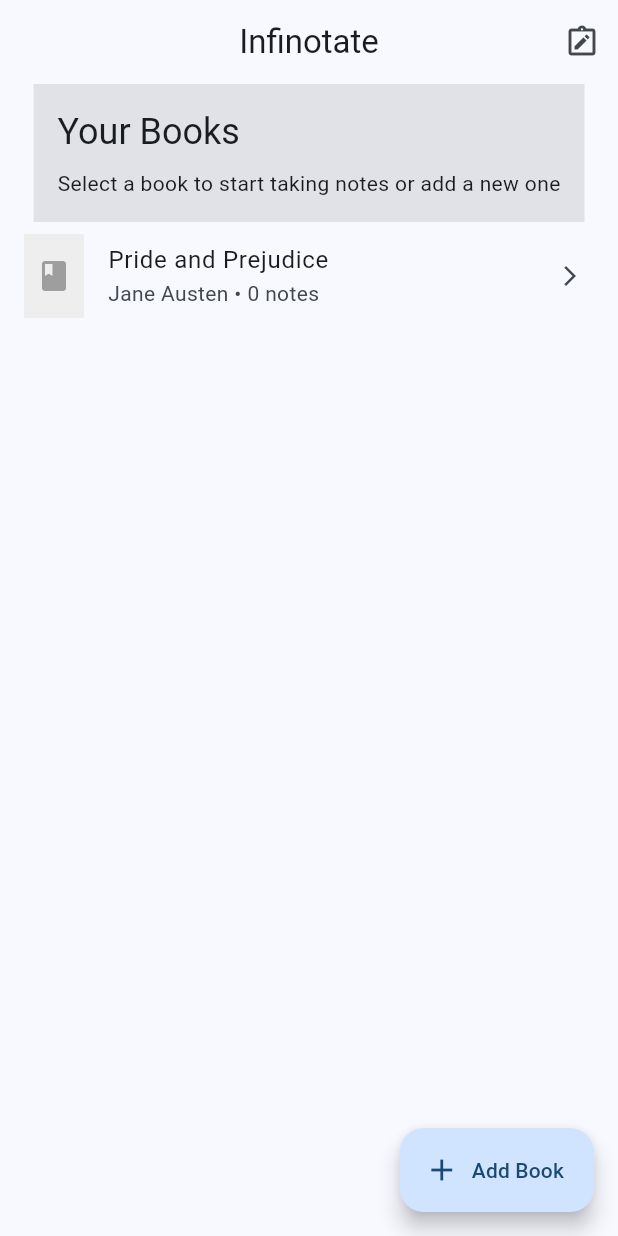
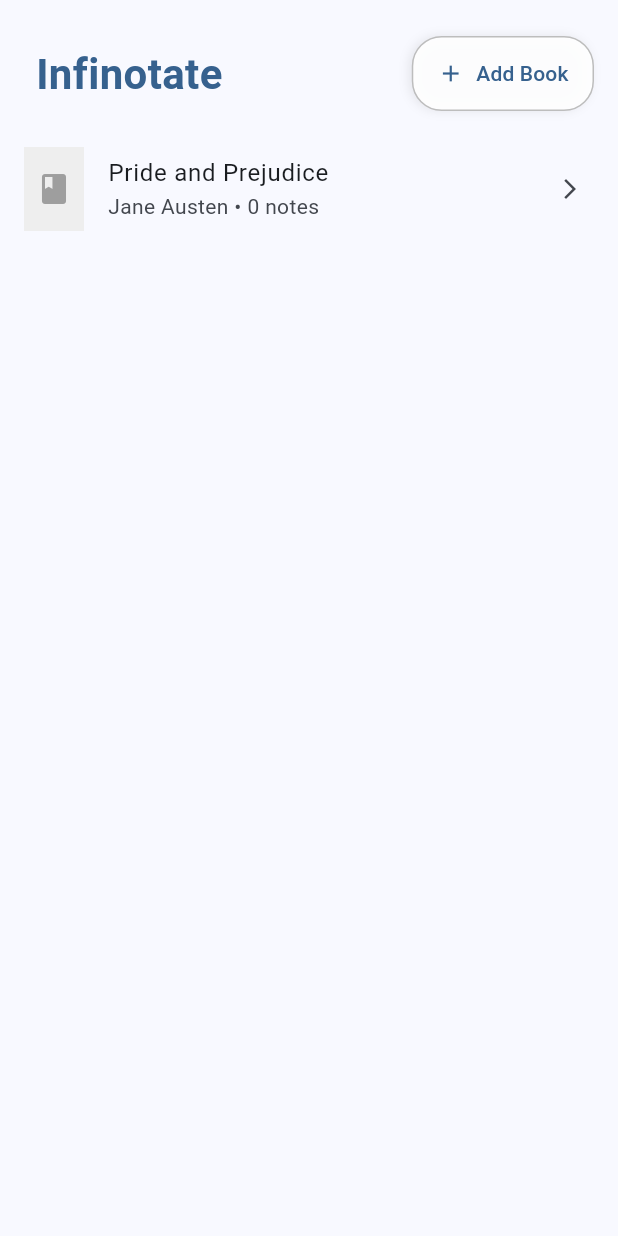
Before and after one commit to jtlieb/infinotate, a Flutter app: the screen it shows after launch, on a phone screen of 412 x 824 dp. Run offline on Flutter 3.47's test engine with Material 3 defaults, Android fonts, the phone set to English and light mode, and no system bars; our stand-ins replace file_picker, flutter_riverpod; missing offline and left inert: flutter_inappwebview.

Commit message:
updated styling of add note button

```diff
--- a/lib/features/unified/presentation/pages/home_page.dart
+++ b/lib/features/unified/presentation/pages/home_page.dart
@@ -16,43 +16,71 @@ class HomePage extends ConsumerWidget {
     final books = ref.watch(annotatedBooksProvider);
 
     return Scaffold(
-      appBar: AppBar(
-        title: const Text('Infinotate'),
-        centerTitle: true,
-        actions: [
-          // Button to create a blank note without a book
-          IconButton(
-            icon: const Icon(Icons.note_alt_outlined),
-            tooltip: 'Blank Note',
-            onPressed: () {
-              // Navigate to the unified reader page without a book
-              Navigator.push(
-                context,
-                MaterialPageRoute(
-                  builder: (context) => const UnifiedReaderPage(),
+      appBar: null, // Remove the app bar
+      body: SafeArea(
+        child: Column(
+          children: [
+            // Header with Infinotate title and add button
+            Padding(
+              padding: const EdgeInsets.fromLTRB(24.0, 24.0, 16.0, 16.0),
+              child: Row(
+                mainAxisAlignment: MainAxisAlignment.spaceBetween,
+                children: [
+                  // Infinotate title in Samsung Messages style
+                  Text(
+                    'Infinotate',
+                    style: TextStyle(
+                      fontSize: 28,
+                      fontWeight: FontWeight.bold,
+                      color: Theme.of(context).colorScheme.primary,
                     ),
-              );
-            },
+                  ),
+                  // More prominent Add button
+                  Container(
+                    decoration: BoxDecoration(
+                      color: Colors.white.withAlpha(
+                        230,
+                      ), // Using withAlpha for better precision
+                      borderRadius: BorderRadius.circular(20),
+                      border: Border.all(
+                        color: Colors.grey.shade400,
+                        width: 1.0,
+                      ),
+                      boxShadow: [
+                        BoxShadow(
+                          color: Colors.black.withAlpha(20),
+                          blurRadius: 5.0,
+                          spreadRadius: 0.0,
+                          offset: const Offset(-2.0, 0.0),
                         ),
                       ],
                     ),
-      body: Column(
-        children: [
-          // Header section
-          Container(
-            padding: const EdgeInsets.all(16.0),
-            color: Theme.of(context).colorScheme.surfaceContainerHighest,
-            child: Column(
-              crossAxisAlignment: CrossAxisAlignment.start,
-              children: [
-                Text(
-                  'Your Books',
-                  style: Theme.of(context).textTheme.headlineSmall,
+                    child: ElevatedButton.icon(
+                      icon: Icon(
+                        Icons.add,
+                        color: Theme.of(context).colorScheme.primary,
                       ),
-                const SizedBox(height: 8),
-                Text(
-                  'Select a book to start taking notes or add a new one',
-                  style: Theme.of(context).textTheme.bodyMedium,
+                      label: Text(
+                        'Add Book',
+                        style: TextStyle(
+                          color: Theme.of(context).colorScheme.primary,
+                        ),
+                      ),
+                      style: ElevatedButton.styleFrom(
+                        backgroundColor: Colors.transparent,
+                        foregroundColor: Theme.of(context).colorScheme.primary,
+                        elevation: 0,
+                        shadowColor: Colors.transparent,
+                        padding: const EdgeInsets.symmetric(
+                          horizontal: 16,
+                          vertical: 10,
+                        ),
+                        shape: RoundedRectangleBorder(
+                          borderRadius: BorderRadius.circular(20),
+                        ),
+                      ),
+                      onPressed: () => _addNewBook(context, ref),
+                    ),
                   ),
                 ],
               ),
@@ -126,8 +154,13 @@ class HomePage extends ConsumerWidget {
             ),
           ],
         ),
-      floatingActionButton: FloatingActionButton.extended(
-        onPressed: () async {
+      ),
+      // Remove the floating action button
+    );
+  }
+
+  /// Add a new book using the file picker
+  Future<void> _addNewBook(BuildContext context, WidgetRef ref) async {
     // Show loading indicator
     ScaffoldMessenger.of(context).showSnackBar(
       const SnackBar(
@@ -175,8 +208,7 @@ class HomePage extends ConsumerWidget {
           id: DateTime.now().millisecondsSinceEpoch.toString(),
           filePath: filePath,
           title: _extractTitleFromPath(filePath),
-                author:
-                    'Unknown Author', // In a real app, extract from EPUB metadata
+          author: 'Unknown Author', // In a real app, extract from EPUB metadata
           lastModified: DateTime.now(),
         );
 
@@ -196,11 +228,6 @@ class HomePage extends ConsumerWidget {
         );
       }
     }
-        },
-        icon: const Icon(Icons.add),
-        label: const Text('Add Book'),
-      ),
-    );
   }
 
   /// Extract a title from the file path
--- a/lib/features/unified/presentation/pages/unified_reader_page.dart
+++ b/lib/features/unified/presentation/pages/unified_reader_page.dart
@@ -46,6 +46,8 @@ class _UnifiedReaderPageState extends ConsumerState<UnifiedReaderPage> {
 
     // Mark as initialized
     _initialized = true;
+
+    debugPrint('Book initialized: ${widget.initialBook!.title}');
   }
 
   @override
@@ -53,10 +55,9 @@ class _UnifiedReaderPageState extends ConsumerState<UnifiedReaderPage> {
     final epubState = ref.watch(epubStateProvider);
     final currentBook = ref.watch(currentBookProvider);
 
+    // Always show the main content immediately
     return Scaffold(
       // Remove AppBar to give more vertical space
-
-      // Remove floating action button as we'll add a custom button bar
       floatingActionButton: null,
       body: Stack(
         children: [
```
Also changed, not shown: lib/features/epub/presentation/widgets/swipeable_epub_viewer.dart (+50 -39 lines). Lines whose indentation alone changed are shown as unchanged.
